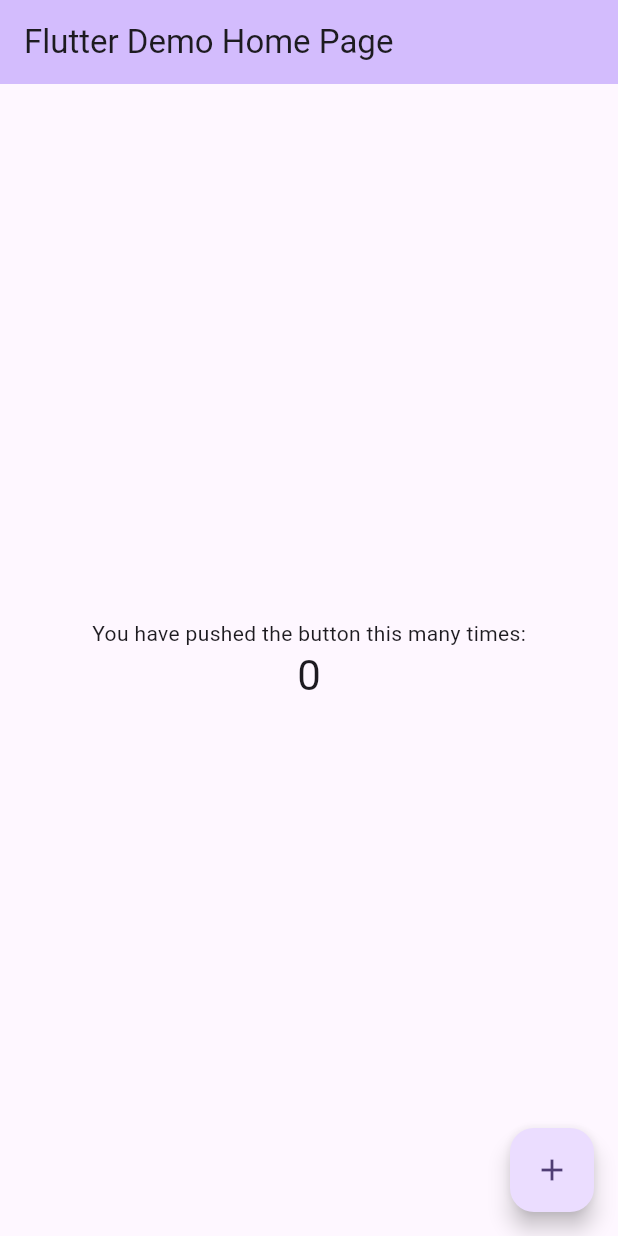
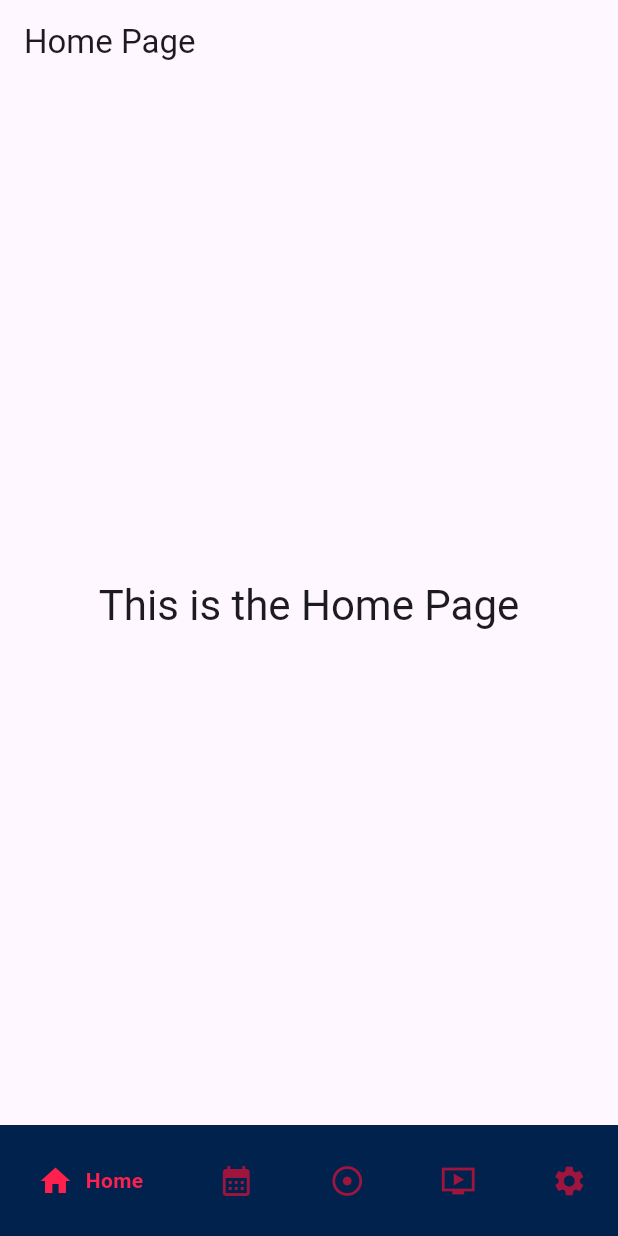
Before and after one commit to ellaMyler/Final_project, a Flutter app: the screen it shows after launch, on a phone screen of 412 x 824 dp. Run offline on Flutter 3.47's test engine with Material 3 defaults, Android fonts, the phone set to English and light mode, and no system bars; drawn by our look-alikes of google_nav_bar.

Commit message:
Added an bottom navigation bar
Added an bottom navigation bar

```diff
--- /dev/null
+++ b/lib/Home.dart
@@ -0,0 +1,20 @@
+import 'package:flutter/material.dart';
+
+class Home extends StatelessWidget {
+  const Home({super.key});
+
+  @override
+  Widget build(BuildContext context) {
+    return Scaffold(
+      appBar: AppBar(
+        title: const Text('Home Page'),
+      ),
+      body: Center(
+        child: Text(
+          'This is the Home Page',
+          style: Theme.of(context).textTheme.headline4,
+        ),
+      ),
+    );
+  }
+}
--- /dev/null
+++ b/lib/app_ui.dart
@@ -0,0 +1,77 @@
+import 'package:final_project/videos.dart';
+import 'package:flutter/material.dart';
+import 'package:google_nav_bar/google_nav_bar.dart';
+import 'package:final_project/goals.dart';
+import 'package:final_project/settings.dart';
+import 'package:final_project/scheduler.dart';
+import 'Home.dart';
+
+
+class app_ui extends StatefulWidget {
+  const app_ui({Key? key}) : super(key: key);
+
+  @override
+  _app_uiState createState() => _app_uiState();
+}
+
+class _app_uiState extends State<app_ui> {
+  int _selectedIndex = 0;
+
+  final List<Widget> _pages = [
+    const Home(),
+    const Scheduler(),
+    const Goals(),
+    const videos(),
+    const Settings(),
+  ];
+
+  @override
+  Widget build(BuildContext context) {
+    final ThemeData theme = Theme.of(context);
+    // Define fallback colors
+    final Color backgroundColor = theme.bottomNavigationBarTheme.backgroundColor ?? Colors.white;
+    final Color unselectedItemColor = theme.bottomNavigationBarTheme.unselectedItemColor ?? Colors.grey;
+    final Color selectedItemColor = theme.bottomNavigationBarTheme.selectedItemColor ?? Colors.blue;
+
+    return Scaffold(
+      body: _pages[_selectedIndex],
+      bottomNavigationBar: Padding(
+        padding: const EdgeInsets.all(0.0),
+        child: GNav(
+          backgroundColor: backgroundColor,
+          color: unselectedItemColor,
+          activeColor: selectedItemColor,
+          gap: 8,
+          selectedIndex: _selectedIndex,
+          onTabChange: (index) {
+            setState(() {
+              _selectedIndex = index;
+            });
+          },
+          tabs: const [
+            GButton(
+              icon: Icons.home,
+              text: 'Home',
+            ),
+            GButton(
+              icon: Icons.calendar_month,
+              text: 'Schedule',
+            ),
+            GButton(
+              icon: Icons.adjust,
+              text: 'Goals',
+            ),
+            GButton(
+              icon: Icons.ondemand_video_sharp,
+              text: 'Videos',
+            ),
+            GButton(
+              icon: Icons.settings,
+              text: 'Settings',
+            ),
+          ],
+        ),
+      ),
+    );
+  }
+}
--- a/lib/main.dart
+++ b/lib/main.dart
@@ -1,125 +1,26 @@
 import 'package:flutter/material.dart';
+import 'app_ui.dart';
 
 void main() {
   runApp(const MyApp());
 }
 
 class MyApp extends StatelessWidget {
-  const MyApp({super.key});
+  const MyApp({Key? key}) : super(key: key);
 
-  // This widget is the root of your application.
   @override
   Widget build(BuildContext context) {
     return MaterialApp(
-      title: 'Flutter Demo',
       theme: ThemeData(
-        // This is the theme of your application.
-        //
-        // TRY THIS: Try running your application with "flutter run". You'll see
-        // the application has a purple toolbar. Then, without quitting the app,
-        // try changing the seedColor in the colorScheme below to Colors.green
-        // and then invoke "hot reload" (save your changes or press the "hot
-        // reload" button in a Flutter-supported IDE, or press "r" if you used
-        // the command line to start the app).
-        //
-        // Notice that the counter didn't reset back to zero; the application
-        // state is not lost during the reload. To reset the state, use hot
-        // restart instead.
-        //
-        // This works for code too, not just values: Most code changes can be
-        // tested with just a hot reload.
         colorScheme: ColorScheme.fromSeed(seedColor: Colors.deepPurple),
         useMaterial3: true,
+        bottomNavigationBarTheme: const BottomNavigationBarThemeData(
+          backgroundColor: Color.fromRGBO(0, 34, 77, 1),
+          selectedItemColor: Color.fromRGBO(255, 32, 78, 1),
+          unselectedItemColor:  Color.fromRGBO(160, 21, 62, 1),
+        ),
       ),
-      home: const MyHomePage(title: 'Flutter Demo Home Page'),
+      home: const app_ui(),
     );
   }
 }
-
-class MyHomePage extends StatefulWidget {
-  const MyHomePage({super.key, required this.title});
-
-  // This widget is the home page of your application. It is stateful, meaning
-  // that it has a State object (defined below) that contains fields that affect
-  // how it looks.
-
-  // This class is the configuration for the state. It holds the values (in this
-  // case the title) provided by the parent (in this case the App widget) and
-  // used by the build method of the State. Fields in a Widget subclass are
-  // always marked "final".
-
-  final String title;
-
-  @override
-  State<MyHomePage> createState() => _MyHomePageState();
-}
-
-class _MyHomePageState extends State<MyHomePage> {
-  int _counter = 0;
-
-  void _incrementCounter() {
-    setState(() {
-      // This call to setState tells the Flutter framework that something has
-      // changed in this State, which causes it to rerun the build method below
-      // so that the display can reflect the updated values. If we changed
-      // _counter without calling setState(), then the build method would not be
-      // called again, and so nothing would appear to happen.
-      _counter++;
-    });
-  }
-
-  @override
-  Widget build(BuildContext context) {
-    // This method is rerun every time setState is called, for instance as done
-    // by the _incrementCounter method above.
-    //
-    // The Flutter framework has been optimized to make rerunning build methods
-    // fast, so that you can just rebuild anything that needs updating rather
-    // than having to individually change instances of widgets.
-    return Scaffold(
-      appBar: AppBar(
-        // TRY THIS: Try changing the color here to a specific color (to
-        // Colors.amber, perhaps?) and trigger a hot reload to see the AppBar
-        // change color while the other colors stay the same.
-        backgroundColor: Theme.of(context).colorScheme.inversePrimary,
-        // Here we take the value from the MyHomePage object that was created by
-        // the App.build method, and use it to set our appbar title.
-        title: Text(widget.title),
-      ),
-      body: Center(
-        // Center is a layout widget. It takes a single child and positions it
-        // in the middle of the parent.
-        child: Column(
-          // Column is also a layout widget. It takes a list of children and
-          // arranges them vertically. By default, it sizes itself to fit its
-          // children horizontally, and tries to be as tall as its parent.
-          //
-          // Column has various properties to control how it sizes itself and
-          // how it positions its children. Here we use mainAxisAlignment to
-          // center the children vertically; the main axis here is the vertical
-          // axis because Columns are vertical (the cross axis would be
-          // horizontal).
-          //
-          // TRY THIS: Invoke "debug painting" (choose the "Toggle Debug Paint"
-          // action in the IDE, or press "p" in the console), to see the
-          // wireframe for each widget.
-          mainAxisAlignment: MainAxisAlignment.center,
-          children: <Widget>[
-            const Text(
-              'You have pushed the button this many times:',
-            ),
-            Text(
-              '$_counter',
-              style: Theme.of(context).textTheme.headlineMedium,
-            ),
-          ],
-        ),
-      ),
-      floatingActionButton: FloatingActionButton(
-        onPressed: _incrementCounter,
-        tooltip: 'Increment',
-        child: const Icon(Icons.add),
-      ), // This trailing comma makes auto-formatting nicer for build methods.
-    );
-  }
-}
--- a/pubspec.yaml
+++ b/pubspec.yaml
@@ -30,10 +30,11 @@ environment:
 dependencies:
   flutter:
     sdk: flutter
+  cupertino_icons: ^1.0.6
+  google_nav_bar: ^5.0.6
 
   # The following adds the Cupertino Icons font to your application.
   # Use with the CupertinoIcons class for iOS style icons.
-  cupertino_icons: ^1.0.6
 
 dev_dependencies:
   flutter_test:
```
Also changed, not shown: lib/goals.dart (added, +20 -0 lines), lib/scheduler.dart (added, +20 -0 lines), lib/search.dart (added, +20 -0 lines), lib/settings.dart (added, +20 -0 lines), lib/videos.dart (added, +20 -0 lines), pubspec.lock.
